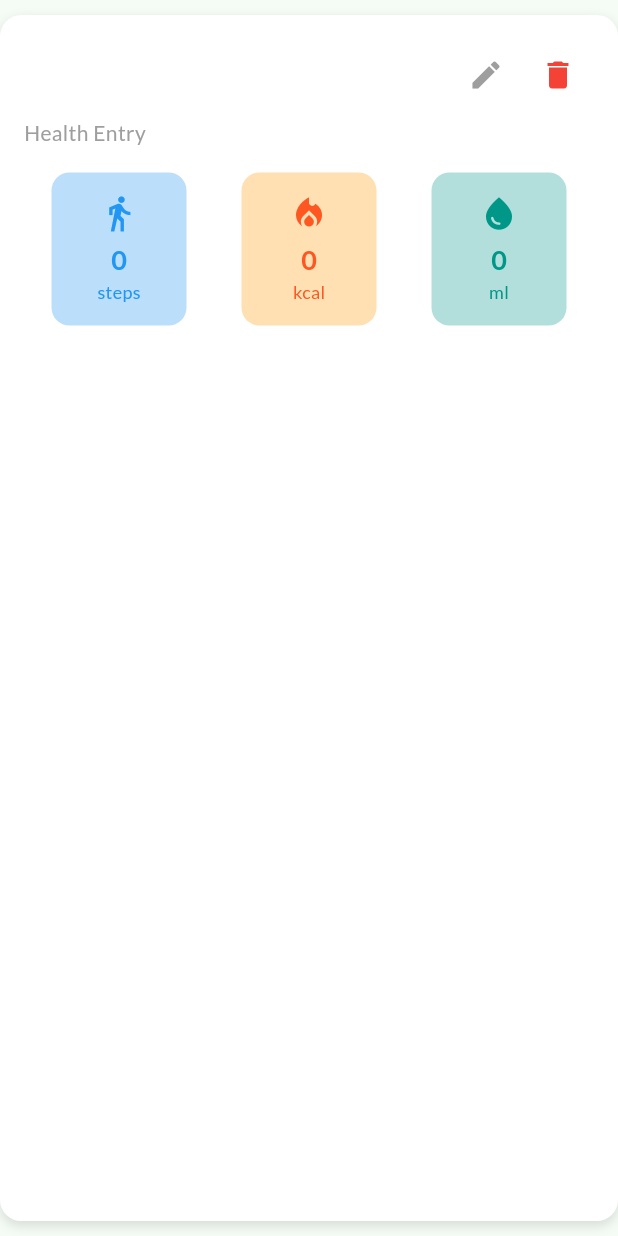
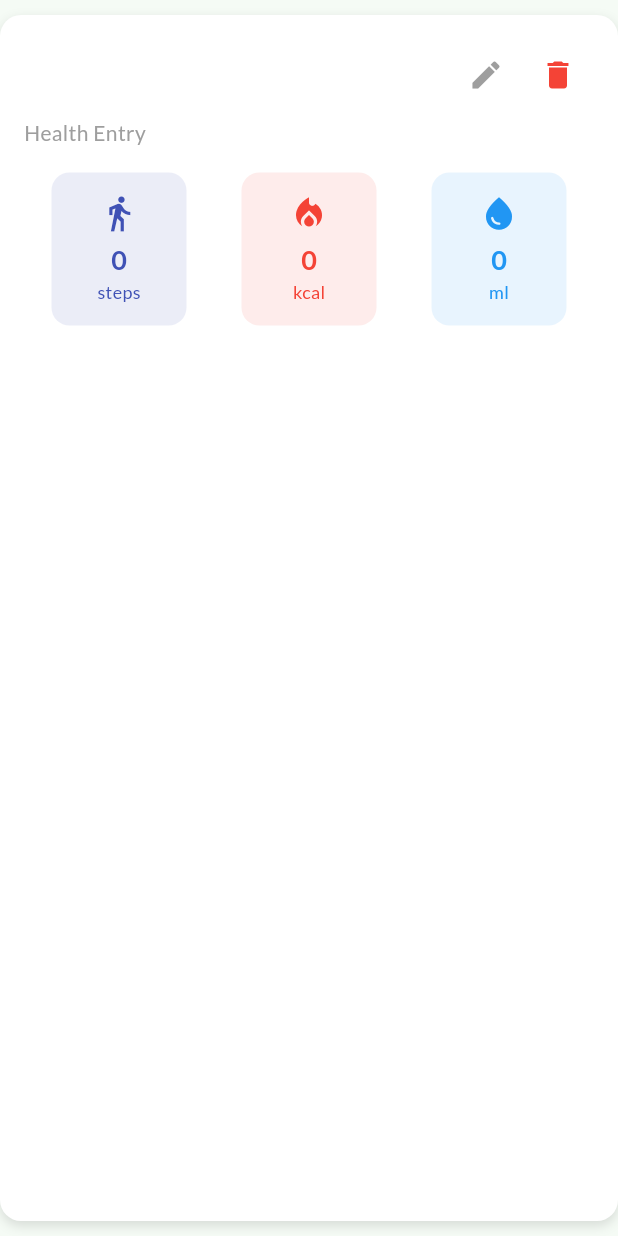
Before and after one commit to shafeemhsn/healthmate_personal_health_tracker, a Flutter app: the RecordCard widget shown alone on an empty page, opened directly with empty values, on a phone screen of 412 x 824 dp. Run offline on Flutter 3.47's test engine with Material 3 defaults, Android fonts, the light colour scheme and no system bars; our stand-ins replace flutter_riverpod, google_fonts, sqflite; accounts and stored records are empty.

Commit message:
icon colr change

```diff
--- a/lib/widgets/record_card.dart
+++ b/lib/widgets/record_card.dart
@@ -74,22 +74,22 @@ class RecordCard extends StatelessWidget {
                 value: record.steps.toString(),
                 label: "steps",
                 icon: Icons.directions_walk,
-                color: Colors.blue.shade100,
-                textColor: Colors.blue,
+                color: Colors.indigo.withOpacity(0.1),
+                textColor: Colors.indigo,
               ),
               _metricCard(
                 value: record.calories.toString(),
                 label: "kcal",
                 icon: Icons.local_fire_department,
-                color: Colors.orange.shade100,
-                textColor: Colors.deepOrange,
+                color: Colors.red.withOpacity(0.1),
+                textColor: Colors.red,
               ),
               _metricCard(
                 value: record.water.toString(),
                 label: "ml",
                 icon: Icons.water_drop,
-                color: Colors.teal.shade100,
-                textColor: Colors.teal,
+                color: Colors.blue.withOpacity(0.1),
+                textColor: Colors.blue,
               ),
             ],
           ),
```
